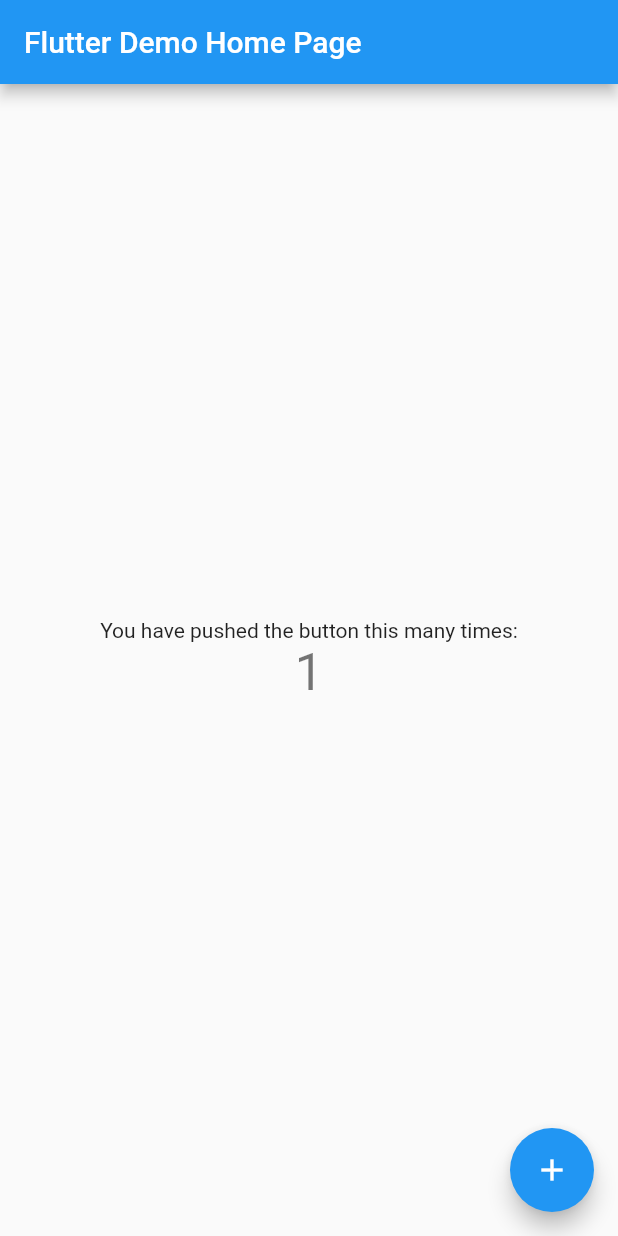
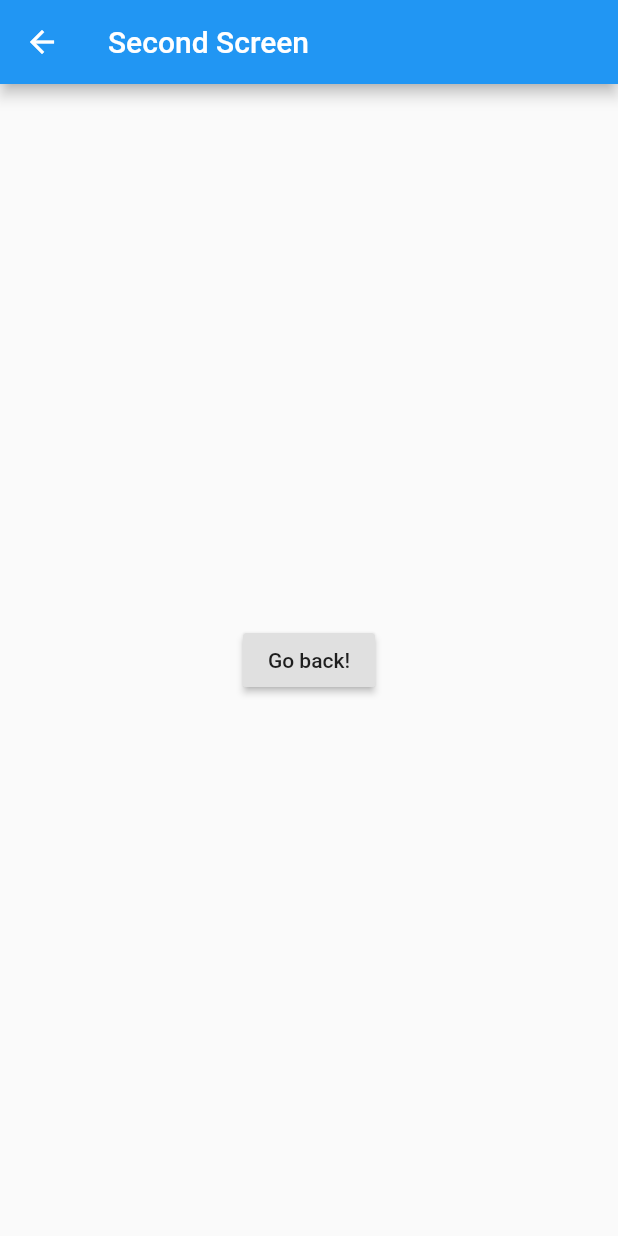
Before and after one commit to Sudhakaraks03/ProjectEcho, a Flutter app: the screen it shows after launch, after a tap on the "add" icon, on a phone screen of 412 x 824 dp. Run offline on Flutter 3.47's test engine with Material 2 defaults, Android fonts, the phone set to English and light mode, and no system bars.

Commit message:
NAvigation added

```diff
--- /dev/null
+++ b/appscrip/lib/home/HomePage.dart
@@ -0,0 +1,22 @@
+import 'package:flutter/cupertino.dart';
+import 'package:flutter/material.dart';
+
+class HomePage extends StatelessWidget
+{
+  @override
+  Widget build(BuildContext context) {
+    return Scaffold(
+      appBar: AppBar(
+        title: Text("Second Screen"),
+      ),
+      body: Center(
+        child: RaisedButton(
+          onPressed: () {
+            Navigator.pop(context);   //Navigating Back to main page
+          },
+          child: Text('Go back!'),
+        ),
+      ),
+    );
+  }
+}
--- a/appscrip/lib/main.dart
+++ b/appscrip/lib/main.dart
@@ -1,4 +1,5 @@
 import 'package:flutter/material.dart';
+import 'package:appscrip/home/HomePage.dart';
 
 void main() => runApp(new MyApp());
 
@@ -9,14 +10,6 @@ class MyApp extends StatelessWidget {
     return new MaterialApp(
       title: 'Flutter Demo',
       theme: new ThemeData(
-        // This is the theme of your application.
-        //
-        // Try running your application with "flutter run". You'll see the
-        // application has a blue toolbar. Then, without quitting the app, try
-        // changing the primarySwatch below to Colors.green and then invoke
-        // "hot reload" (press "r" in the console where you ran "flutter run",
-        // or press Run > Flutter Hot Reload in IntelliJ). Notice that the
-        // counter didn't reset back to zero; the application is not restarted.
         primarySwatch: Colors.blue,
       ),
       home: new MyHomePage(title: 'Flutter Demo Home Page'),
@@ -24,17 +17,10 @@ class MyApp extends StatelessWidget {
   }
 }
 
+
+
 class MyHomePage extends StatefulWidget {
   MyHomePage({Key key, this.title}) : super(key: key);
-
-  // This widget is the home page of your application. It is stateful, meaning
-  // that it has a State object (defined below) that contains fields that affect
-  // how it looks.
-
-  // This class is the configuration for the state. It holds the values (in this
-  // case the title) provided by the parent (in this case the App widget) and
-  // used by the build method of the State. Fields in a Widget subclass are
-  // always marked "final".
 
   final String title;
 
@@ -47,46 +33,28 @@ class _MyHomePageState extends State<MyHomePage> {
 
   void _incrementCounter() {
     setState(() {
-      // This call to setState tells the Flutter framework that something has
-      // changed in this State, which causes it to rerun the build method below
-      // so that the display can reflect the updated values. If we changed
-      // _counter without calling setState(), then the build method would not be
-      // called again, and so nothing would appear to happen.
-      _counter++;
+
+      //Navigating to HomePage
+      Navigator.push(
+        context,
+        MaterialPageRoute(builder: (context) => HomePage()),
+      );
+//      _counter++;
     });
   }
 
   @override
   Widget build(BuildContext context) {
-    // This method is rerun every time setState is called, for instance as done
-    // by the _incrementCounter method above.
-    //
-    // The Flutter framework has been optimized to make rerunning build methods
-    // fast, so that you can just rebuild anything that needs updating rather
-    // than having to individually change instances of widgets.
+
     return new Scaffold(
       appBar: new AppBar(
-        // Here we take the value from the MyHomePage object that was created by
-        // the App.build method, and use it to set our appbar title.
+
         title: new Text(widget.title),
       ),
       body: new Center(
-        // Center is a layout widget. It takes a single child and positions it
-        // in the middle of the parent.
+
         child: new Column(
-          // Column is also layout widget. It takes a list of children and
-          // arranges them vertically. By default, it sizes itself to fit its
-          // children horizontally, and tries to be as tall as its parent.
-          //
-          // Invoke "debug paint" (press "p" in the console where you ran
-          // "flutter run", or select "Toggle Debug Paint" from the Flutter tool
-          // window in IntelliJ) to see the wireframe for each widget.
-          //
-          // Column has various properties to control how it sizes itself and
-          // how it positions its children. Here we use mainAxisAlignment to
-          // center the children vertically; the main axis here is the vertical
-          // axis because Columns are vertical (the cross axis would be
-          // horizontal).
+
           mainAxisAlignment: MainAxisAlignment.center,
           children: <Widget>[
             new Text(
```
